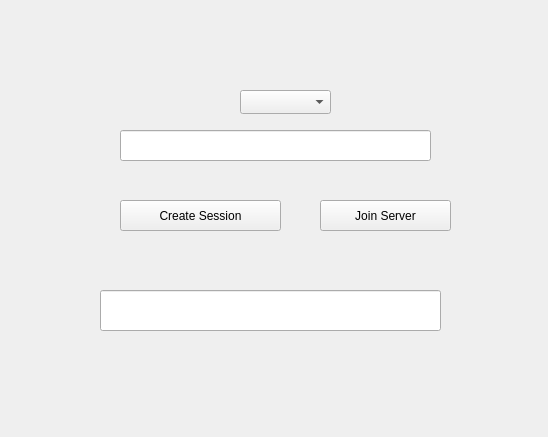
First picture: the form in Peer-to-Peer-OpenGL-Whiteboard-Application/UI/clientinterface.ui, repository Nathan-Andrews/Peer-to-Peer-OpenGL-Whiteboard-Application, before the edit.
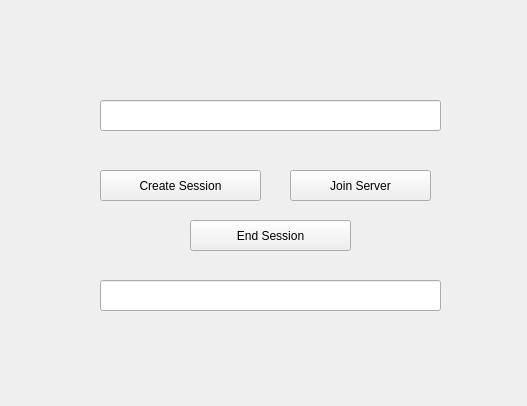
Second picture: the form after the edit.

Commit message: implement UI changes to add end session button

```diff
--- a/Peer-to-Peer-OpenGL-Whiteboard-Application/UI/clientinterface.ui
+++ b/Peer-to-Peer-OpenGL-Whiteboard-Application/UI/clientinterface.ui
@@ -6,110 +6,77 @@
    <rect>
     <x>0</x>
     <y>0</y>
-    <width>548</width>
-    <height>437</height>
+    <width>527</width>
+    <height>406</height>
    </rect>
   </property>
   <property name="windowTitle">
-   <string>ClientInterface</string>
+   <string>Interface</string>
+  </property>
+  <property name="styleSheet">
+   <string notr="true">font: 14pt &quot;Arial&quot;;</string>
   </property>
   <widget class="QWidget" name="centralwidget">
-   <widget class="QLabel" name="lblclient">
-    <property name="geometry">
-     <rect>
-      <x>240</x>
-      <y>40</y>
-      <width>91</width>
-      <height>31</height>
-     </rect>
-    </property>
-    <property name="styleSheet">
-     <string notr="true">font: 900 18pt &quot;Arial Black&quot;;</string>
-    </property>
-    <property name="text">
-     <string/>
-    </property>
-   </widget>
-   <widget class="QPushButton" name="btnjoinsession">
-    <property name="geometry">
-     <rect>
-      <x>320</x>
-      <y>200</y>
-      <width>131</width>
-      <height>31</height>
-     </rect>
-    </property>
-    <property name="styleSheet">
-     <string notr="true">font: 16pt &quot;Arial&quot;;</string>
-    </property>
-    <property name="text">
-     <string>Join Server</string>
-    </property>
-   </widget>
    <widget class="QLineEdit" name="txtsessioncode">
     <property name="geometry">
      <rect>
-      <x>120</x>
-      <y>130</y>
-      <width>311</width>
+      <x>100</x>
+      <y>100</y>
+      <width>341</width>
       <height>31</height>
      </rect>
     </property>
+   </widget>
+   <widget class="QPushButton" name="btncreatesession">
+    <property name="geometry">
+     <rect>
+      <x>100</x>
+      <y>170</y>
+      <width>161</width>
+      <height>31</height>
+     </rect>
+    </property>
     <property name="styleSheet">
-     <string notr="true">font: 14pt &quot;Arial&quot;;</string>
+     <string notr="true">font: 16pt &quot;Arial&quot;;</string>
+    </property>
+    <property name="text">
+     <string>Create Session</string>
+    </property>
+   </widget>
+   <widget class="QPushButton" name="brnjoinsession">
+    <property name="geometry">
+     <rect>
+      <x>290</x>
+      <y>170</y>
+      <width>141</width>
+      <height>31</height>
+     </rect>
+    </property>
+    <property name="styleSheet">
+     <string notr="true">font: 16pt &quot;Arial&quot;;</string>
+    </property>
+    <property name="text">
+     <string>Join Server</string>
     </property>
    </widget>
    <widget class="QLineEdit" name="txtresultcode">
     <property name="geometry">
      <rect>
       <x>100</x>
-      <y>290</y>
+      <y>280</y>
       <width>341</width>
-      <height>41</height>
+      <height>31</height>
      </rect>
     </property>
     <property name="readOnly">
      <bool>true</bool>
     </property>
    </widget>
-   <widget class="QComboBox" name="boxswitch">
+   <widget class="QPushButton" name="btnendsession">
     <property name="geometry">
      <rect>
-      <x>240</x>
-      <y>90</y>
-      <width>91</width>
-      <height>24</height>
-     </rect>
-    </property>
-    <property name="styleSheet">
-     <string notr="true">font: 14pt &quot;Arial&quot;;</string>
-    </property>
-    <item>
-     <property name="text">
-      <string/>
-     </property>
-    </item>
-    <item>
-     <property name="text">
-      <string>Server</string>
-     </property>
-    </item>
-    <item>
-     <property name="text">
-      <string>Client</string>
-     </property>
-    </item>
-    <item>
-     <property name="text">
-      <string/>
-     </property>
-    </item>
-   </widget>
-   <widget class="QPushButton" name="btncreatesession">
-    <property name="geometry">
-     <rect>
-      <x>120</x>
-      <y>200</y>
+      <x>190</x>
+      <y>220</y>
       <width>161</width>
       <height>31</height>
      </rect>
@@ -118,23 +85,7 @@
      <string notr="true">font: 16pt &quot;Arial&quot;;</string>
     </property>
     <property name="text">
-     <string>Create Session</string>
-    </property>
-   </widget>
-   <widget class="QLabel" name="lblserver">
-    <property name="geometry">
-     <rect>
-      <x>240</x>
-      <y>40</y>
-      <width>91</width>
-      <height>31</height>
-     </rect>
-    </property>
-    <property name="styleSheet">
-     <string notr="true">font: 900 18pt &quot;Arial Black&quot;;</string>
-    </property>
-    <property name="text">
-     <string/>
+     <string>End Session</string>
     </property>
    </widget>
   </widget>
```
Left out of the diff: 4 changed lines with no effect on the pictures. The commit also changes 3 other files.
